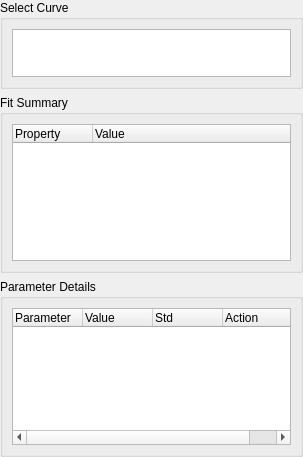
First picture: the form in bec_widgets/widgets/dap/lmfit_dialog/lmfit_dialog_vertical.ui, repository bec-project/bec_widgets, before the edit.
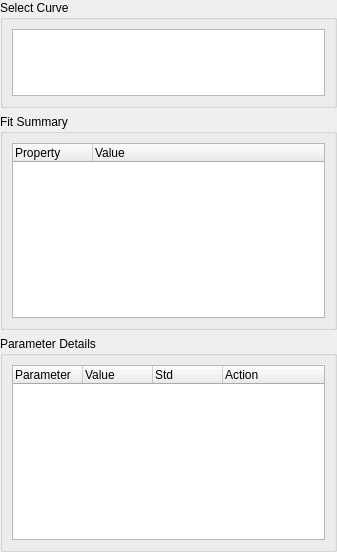
Second picture: the form after the edit.

Commit message: WIP fix(lmfit_dialog_vertical): vertical sizePolicy fixed

Diff of the .ui file:
```diff
--- a/bec_widgets/widgets/dap/lmfit_dialog/lmfit_dialog_vertical.ui
+++ b/bec_widgets/widgets/dap/lmfit_dialog/lmfit_dialog_vertical.ui
@@ -6,12 +6,12 @@
    <rect>
     <x>0</x>
     <y>0</y>
-    <width>303</width>
-    <height>457</height>
+       <width>337</width>
+       <height>552</height>
    </rect>
   </property>
   <property name="sizePolicy">
-   <sizepolicy hsizetype="Preferred" vsizetype="Preferred">
+      <sizepolicy hsizetype="Preferred" vsizetype="Expanding">
     <horstretch>0</horstretch>
     <verstretch>0</verstretch>
    </sizepolicy>
@@ -35,11 +35,17 @@
    <item>
     <widget class="QGroupBox" name="group_curve_selection">
      <property name="sizePolicy">
-      <sizepolicy hsizetype="Minimum" vsizetype="Minimum">
+         <sizepolicy hsizetype="Minimum" vsizetype="Expanding">
        <horstretch>0</horstretch>
        <verstretch>0</verstretch>
       </sizepolicy>
      </property>
+        <property name="minimumSize">
+            <size>
+                <width>0</width>
+                <height>100</height>
+            </size>
+        </property>
      <property name="title">
       <string>Select Curve</string>
      </property>
@@ -60,7 +66,7 @@
    <item>
     <widget class="QGroupBox" name="group_summary">
      <property name="sizePolicy">
-      <sizepolicy hsizetype="Minimum" vsizetype="Minimum">
+         <sizepolicy hsizetype="Minimum" vsizetype="Expanding">
        <horstretch>0</horstretch>
        <verstretch>0</verstretch>
       </sizepolicy>
@@ -68,7 +74,7 @@
      <property name="minimumSize">
       <size>
        <width>0</width>
-       <height>0</height>
+          <height>200</height>
       </size>
      </property>
      <property name="title">
@@ -113,7 +119,7 @@
    <item>
     <widget class="QGroupBox" name="group_parameters">
      <property name="sizePolicy">
-      <sizepolicy hsizetype="Minimum" vsizetype="Minimum">
+         <sizepolicy hsizetype="Minimum" vsizetype="Expanding">
        <horstretch>0</horstretch>
        <verstretch>0</verstretch>
       </sizepolicy>
@@ -121,7 +127,7 @@
      <property name="minimumSize">
       <size>
        <width>0</width>
-       <height>0</height>
+          <height>200</height>
       </size>
      </property>
      <property name="title">
```
